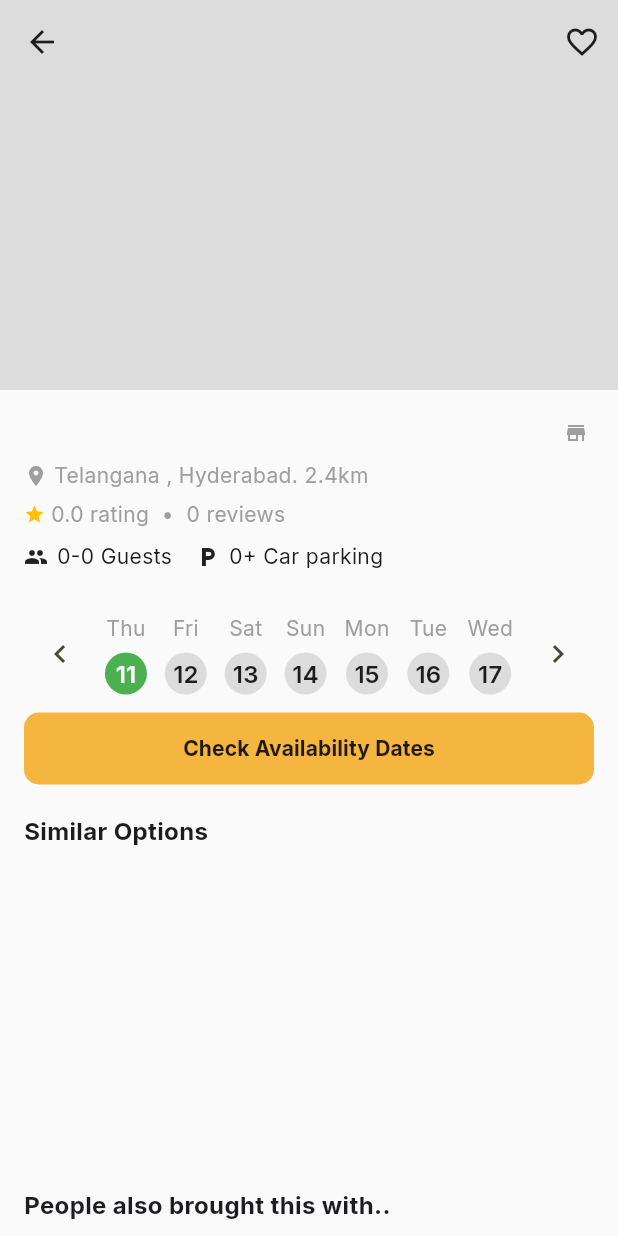
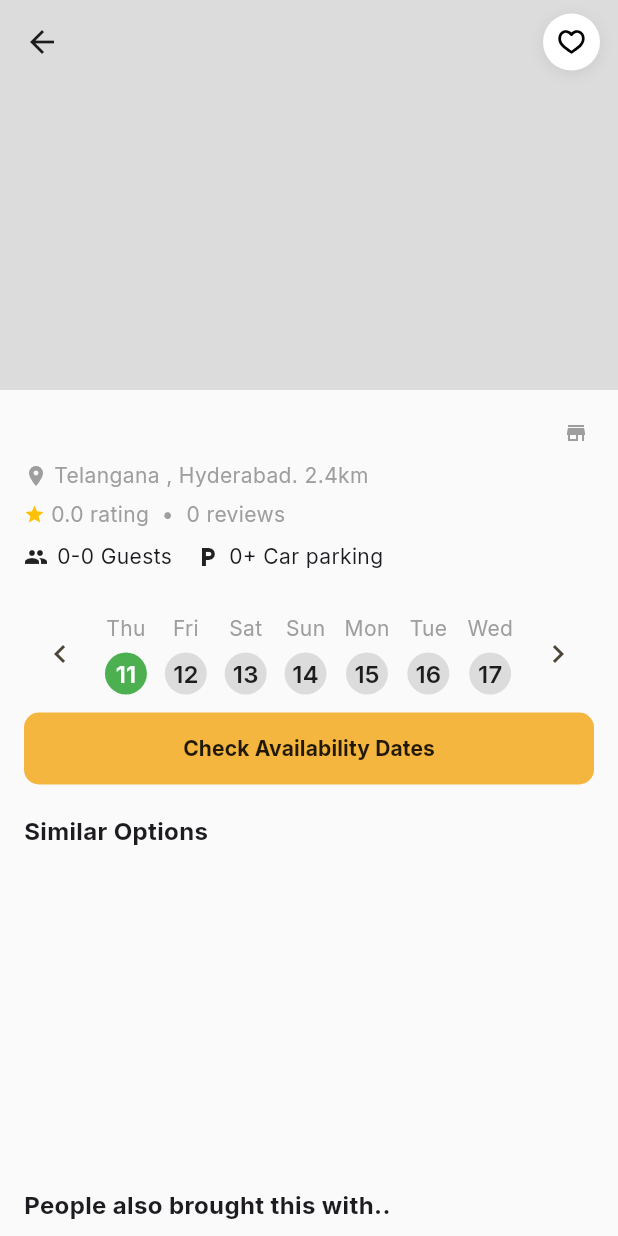
Before and after one commit to simplesample123121-hub/SARALEVENTS-VENDOR-APP, a Flutter app: the ServiceDetailsScreen screen opened directly with empty values, on a phone screen of 412 x 824 dp. Run offline on Flutter 3.47's test engine with Material 3 defaults, Android fonts, the phone set to English and light mode, and no system bars; our stand-ins replace app_links, cached_network_image, file_picker, flutter_svg, go_router, google_fonts and 5 more; missing offline and left inert: pdfx; accounts and stored records are empty; network calls fail.

Commit message:
Added wishlist working

```diff
--- /dev/null
+++ b/apps/user_app/lib/core/wishlist_notifier.dart
@@ -0,0 +1,10 @@
+import 'package:flutter/foundation.dart';
+
+class WishlistNotifier extends ChangeNotifier {
+  WishlistNotifier._();
+  static final WishlistNotifier instance = WishlistNotifier._();
+
+  void emitChanged() {
+    notifyListeners();
+  }
+}
--- a/apps/user_app/lib/screens/service_details_screen.dart
+++ b/apps/user_app/lib/screens/service_details_screen.dart
@@ -4,6 +4,7 @@ import 'package:cached_network_image/cached_network_image.dart';
 import '../models/service_models.dart';
 import '../services/service_service.dart';
 import 'booking_screen.dart';
+import '../widgets/wishlist_button.dart';
 
 class ServiceDetailsScreen extends StatefulWidget {
   final ServiceItem service;
@@ -55,7 +56,12 @@ class _ServiceDetailsScreenState extends State<ServiceDetailsScreen> {
             pinned: true,
             expandedHeight: 260,
             leading: IconButton(icon: const Icon(Icons.arrow_back), onPressed: () => Navigator.maybePop(context)),
-            actions: [IconButton(onPressed: () {}, icon: const Icon(Icons.favorite_border))],
+            actions: [
+              Padding(
+                padding: const EdgeInsets.only(right: 12),
+                child: WishlistButton(serviceId: svc.id, size: 38),
+              ),
+            ],
             flexibleSpace: FlexibleSpaceBar(
               background: imageUrl != null
                   ? CachedNetworkImage(imageUrl: Uri.encodeFull(imageUrl), fit: BoxFit.cover)
--- /dev/null
+++ b/apps/user_app/lib/widgets/wishlist_button.dart
@@ -0,0 +1,111 @@
+import 'package:flutter/material.dart';
+import 'package:go_router/go_router.dart';
+import 'package:supabase_flutter/supabase_flutter.dart';
+import '../services/profile_service.dart';
+import '../core/wishlist_notifier.dart';
+import 'package:flutter_svg/flutter_svg.dart';
+
+class WishlistButton extends StatefulWidget {
+  final String serviceId;
+  final double size;
+
+  const WishlistButton({super.key, required this.serviceId, this.size = 36});
+
+  @override
+  State<WishlistButton> createState() => _WishlistButtonState();
+}
+
+class _WishlistButtonState extends State<WishlistButton> {
+  bool _liked = false;
+  bool _loading = false;
+
+  @override
+  void initState() {
+    super.initState();
+    _loadInitial();
+  }
+
+  Future<void> _loadInitial() async {
+    try {
+      final user = Supabase.instance.client.auth.currentUser;
+      if (user == null) return;
+      final service = ProfileService(Supabase.instance.client);
+      final ids = await service.getWishlistServiceIds(user.id);
+      if (!mounted) return;
+      setState(() { _liked = ids.contains(widget.serviceId); });
+    } catch (_) {}
+  }
+
+  Future<void> _toggle() async {
+    if (_loading) return;
+    final user = Supabase.instance.client.auth.currentUser;
+    if (user == null) {
+      if (mounted) {
+        ScaffoldMessenger.of(context).showSnackBar(const SnackBar(content: Text('Please login to use wishlist')));
+        GoRouter.of(context).push('/auth/pre');
+      }
+      return;
+    }
+    setState(() { _loading = true; });
+    try {
+      final service = ProfileService(Supabase.instance.client);
+      final updated = await service.toggleWishlist(userId: user.id, serviceId: widget.serviceId);
+      if (!mounted) return;
+      setState(() { _liked = updated.contains(widget.serviceId); });
+      // Broadcast a change so listeners update immediately
+      WishlistNotifier.instance.emitChanged();
+    } catch (e) {
+      if (mounted) {
+        ScaffoldMessenger.of(context).showSnackBar(SnackBar(content: Text('Failed to update wishlist: $e')));
+      }
+    } finally {
+      if (mounted) setState(() { _loading = false; });
+    }
+  }
+
+  @override
+  Widget build(BuildContext context) {
+    final size = widget.size;
+    final iconSize = size * 0.55;
+    return Material(
+      color: Colors.transparent,
+      child: InkWell(
+        onTap: _toggle,
+        customBorder: const CircleBorder(),
+        child: Container(
+          width: size,
+          height: size,
+          decoration: BoxDecoration(
+            color: Colors.white,
+            shape: BoxShape.circle,
+            boxShadow: [
+              BoxShadow(
+                color: Colors.black.withOpacity(0.08),
+                blurRadius: 8,
+                offset: const Offset(0, 2),
+              ),
+            ],
+          ),
+          alignment: Alignment.center,
+          child: _loading
+              ? const SizedBox(width: 18, height: 18, child: CircularProgressIndicator(strokeWidth: 2))
+              : SizedBox(
+                  width: iconSize,
+                  height: iconSize,
+                  child: _liked
+                      ? Icon(
+                          Icons.favorite,
+                          color: const Color(0xFFA51414),
+                          size: iconSize,
+                        )
+                      : SvgPicture.asset(
+                          'assets/icons/wishlist_icon.svg',
+                          width: iconSize,
+                          height: iconSize,
+                        ),
+                ),
+        ),
+      ),
+    );
+  }
+}
```
Also changed, not shown: apps/user_app/lib/core/router.dart (+6 -2 lines), apps/user_app/lib/screens/catalog_screen.dart (+13 -2 lines), apps/user_app/lib/screens/home_screen.dart (+15 -3 lines), apps/user_app/lib/screens/main_navigation_scaffold.dart (+10 -6 lines), apps/user_app/lib/screens/wishlist_screen.dart (added, +192 -0 lines), apps/user_app/lib/services/profile_service.dart (+44 -6 lines), apps/user_app/lib/services/service_service.dart (+50 -0 lines), apps/user_app/assets/icons/wishlist_icon.svg (added).
